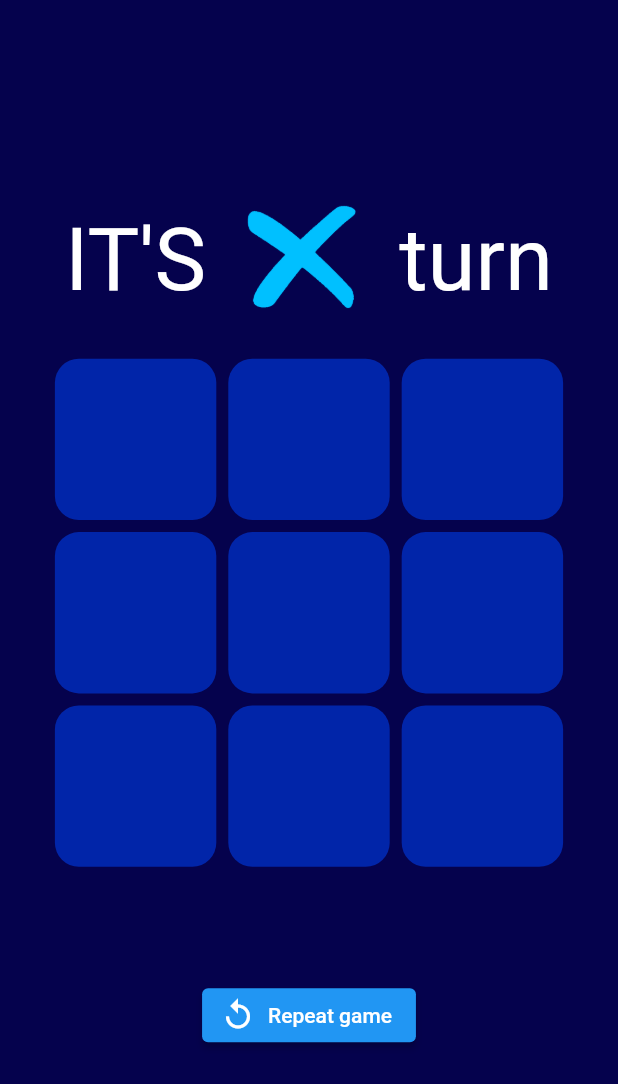
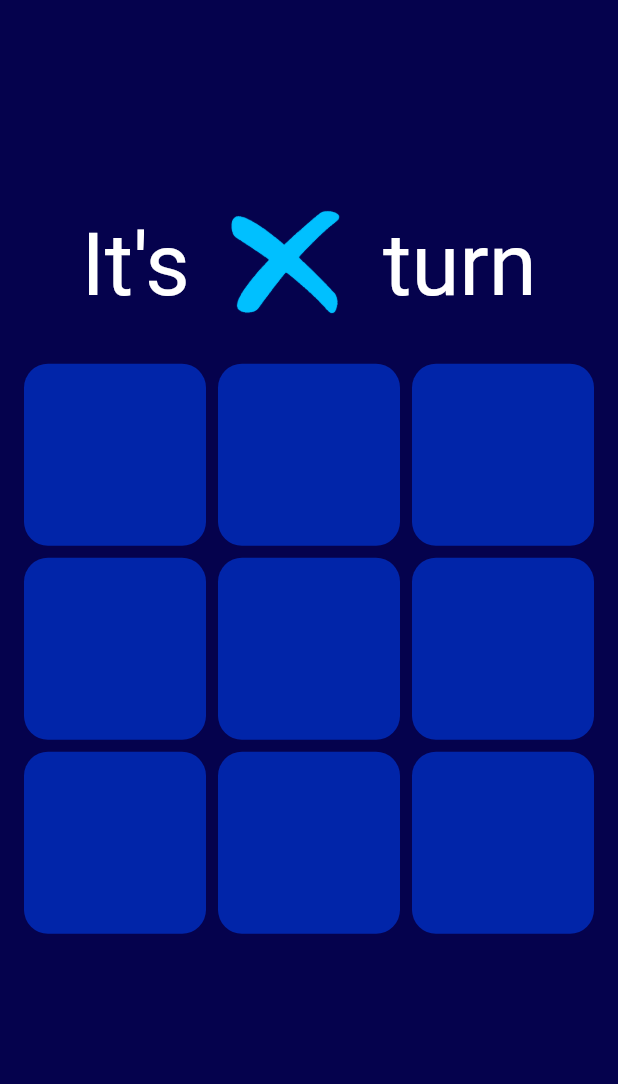
Before and after one commit to Alex-RV/TicTacToe, a Flutter app: the screen it shows after launch, on a phone screen of 412 x 824 dp. Shown: the top 1084 px of the screen. Run offline on Flutter 3.47's test engine with Material 2 defaults, Android fonts, the phone set to English and light mode, and no system bars.

```diff
--- a/lib/game_logic.dart
+++ b/lib/game_logic.dart
@@ -5,8 +5,6 @@ class Player {
 }
 
 class Game {
-  static const boardLength = 9;
-  static const double blockSize = 100.0;
 
   //Empty board
   late List<String> board;
@@ -20,7 +18,7 @@ class Game {
   }
 
   static List<String> initGameBoard() =>
-      List.generate(boardLength, (index) => Player.empty);
+      List.generate(9, (index) => Player.empty);
 
   bool winnerCheck(String player, int index) {
     // Define the winning patterns
--- a/lib/main.dart
+++ b/lib/main.dart
@@ -4,7 +4,7 @@ import 'package:tictactoe/game_logic.dart';
 void main() => runApp(TicTacToe());
 
 class TicTacToe extends StatelessWidget {
-  const TicTacToe({super.key});
+  const TicTacToe({Key? key}) : super(key: key);
 
   @override
   Widget build(BuildContext context) {
@@ -50,6 +50,7 @@ class _GameScreenState extends State<GameScreen> {
         } else {
           lastValue = "X";
         }
+        print("Changing ${game.board[index]}");
       });
     }
   }
@@ -67,29 +68,26 @@ class _GameScreenState extends State<GameScreen> {
 
   @override
   Widget build(BuildContext context) {
-    //tell about difference between double and int
-    // double boardWidth = MediaQuery.of(context).size.width;
     return Scaffold(
       backgroundColor: Color.fromARGB(255, 5, 2, 77),
       body: Column(
         mainAxisAlignment: MainAxisAlignment.center,
         crossAxisAlignment: CrossAxisAlignment.center,
         children: [
-          TurnDisplay(lastValue: lastValue, gameOver: gameOver, ),
+          TurnDisplay(
+            lastValue: lastValue,
+            gameOver: gameOver,
+          ),
           GameBoard(
-            game: game,
             gameOver: gameOver,
             onTap: onTap,
+            game: game,
           ),
           ResultDisplay(
-            gameOver: gameOver,
-            lastValue: lastValue,
-            result: result,
-            turn: turn,
-            isWinner: isWinner,
-          ),
+              lastValue: lastValue, result: result, isWinner: isWinner),
           RefreshButton(
             resetGame: resetGame,
+            gameOver: gameOver,
           ),
         ],
       ),
@@ -97,45 +95,51 @@ class _GameScreenState extends State<GameScreen> {
   }
 }
 
-class ResultDisplay extends StatelessWidget {
-  const ResultDisplay(
-      {required this.lastValue,
+class GameBoard extends StatelessWidget {
+  const GameBoard({
     required this.gameOver,
-      required this.result,
-      required this.turn,
-      required this.isWinner});
+    required this.onTap,
+    required this.game,
+  });
 
-  final String lastValue;
   final bool gameOver;
-  final String result;
-  final int turn;
-  final bool isWinner;
+  final Function(int) onTap;
+  final Game game;
 
   @override
   Widget build(BuildContext context) {
-    return Row(
-      mainAxisAlignment: MainAxisAlignment.center,
-      crossAxisAlignment: CrossAxisAlignment.center,
-      children: [
-        Visibility(
-          visible: isWinner,
-          child: SizedBox(
-            width: 50,
-            height: 50,
-            child: lastValue == "O"
+    double boardWidth = MediaQuery.of(context).size.shortestSide;
+    return SizedBox(
+      width: boardWidth,
+      height: boardWidth,
+      child: GridView.count(
+        crossAxisCount: 3,
+        padding: EdgeInsets.all(16.0),
+        mainAxisSpacing: 8.0,
+        crossAxisSpacing: 8.0,
+        children: List.generate(9, (index) {
+          final boardValue = game.board[index];
+          final isPlayable = !gameOver && boardValue.isEmpty;
+          return InkWell(
+            onTap: isPlayable ? () => onTap(index) : null,
+            child: Container(
+              width: 100,
+              height: 100,
+              decoration: BoxDecoration(
+                color: Color.fromARGB(255, 1, 37, 169),
+                borderRadius: BorderRadius.circular(16),
+              ),
+              child: Center(
+                child: boardValue.isEmpty
+                    ? Text('')
+                    : game.board[index] == "X"
                         ? Image.asset('assets/images/cross.png')
                         : Image.asset('assets/images/circle.png'),
               ),
             ),
-        Text(
-          (turn == 9)
-              ? result
-              : gameOver
-                  ? result
-                  : "",
-          style: TextStyle(color: Colors.white, fontSize: 50.0),
+          );
+        }),
       ),
-      ],
     );
   }
 }
@@ -155,7 +159,7 @@ class TurnDisplay extends StatelessWidget {
           crossAxisAlignment: CrossAxisAlignment.center,
           children: [
             Text(
-              "It's ".toUpperCase(),
+              "It's ",
               style: TextStyle(
                 color: Colors.white,
                 fontSize: 58,
@@ -180,51 +184,36 @@ class TurnDisplay extends StatelessWidget {
   }
 }
 
-class GameBoard extends StatelessWidget {
-  const GameBoard({
-    required this.game,
-    required this.gameOver,
-    required this.onTap,
-  });
+class ResultDisplay extends StatelessWidget {
+  const ResultDisplay(
+      {required this.lastValue, required this.result, required this.isWinner});
 
-  final Game game;
-  final bool gameOver;
-  final Function(int) onTap;
+  final String lastValue;
+  final String result;
+  final bool isWinner;
 
   @override
   Widget build(BuildContext context) {
-    double boardWidth = MediaQuery.of(context).size.shortestSide * 0.9;
-    return SizedBox(
-      width: boardWidth,
-      height: boardWidth,
-      child: GridView.count(
-        crossAxisCount: 3,
-        padding: EdgeInsets.all(16.0),
-        mainAxisSpacing: 8.0,
-        crossAxisSpacing: 8.0,
-        children: List.generate(Game.boardLength, (index) {
-          final boardValue = game.board[index];
-          final isPlayable = !gameOver && boardValue.isEmpty;
-          return InkWell(
-            onTap: isPlayable ? () => onTap(index) : null,
-            child: Container(
-              width: Game.blockSize,
-              height: Game.blockSize,
-              decoration: BoxDecoration(
-                color: Color.fromARGB(255, 1, 37, 169),
-                borderRadius: BorderRadius.circular(16),
-              ),
-              child: Center(
-                child: boardValue.isEmpty
-                    ? Text('')
-                    : game.board[index] == "X"
+    return Row(
+      mainAxisAlignment: MainAxisAlignment.center,
+      crossAxisAlignment: CrossAxisAlignment.center,
+      children: [
+        Visibility(
+          // ADDED THIS
+          visible: isWinner,
+          child: SizedBox(
+            width: 50,
+            height: 50,
+            child: lastValue == "O"
                 ? Image.asset('assets/images/cross.png')
                 : Image.asset('assets/images/circle.png'),
           ),
         ),
-          );
-        }),
+        Text(
+          result,
+          style: TextStyle(color: Colors.white, fontSize: 50.0),
         ),
+      ],
     );
   }
 }
@@ -232,16 +221,20 @@ class GameBoard extends StatelessWidget {
 class RefreshButton extends StatelessWidget {
   const RefreshButton({
     required this.resetGame,
+    required this.gameOver,
   });
 
   final Function resetGame;
+  final bool gameOver;
 
   @override
   Widget build(BuildContext context) {
-    return ElevatedButton.icon(
+    return Visibility(
+        visible: gameOver,
+        child: ElevatedButton.icon(
           onPressed: () => resetGame(),
           icon: Icon(Icons.replay),
           label: Text("Repeat game"),
-    );
+        ));
   }
 }
```
Lines whose indentation alone changed are shown as unchanged.
